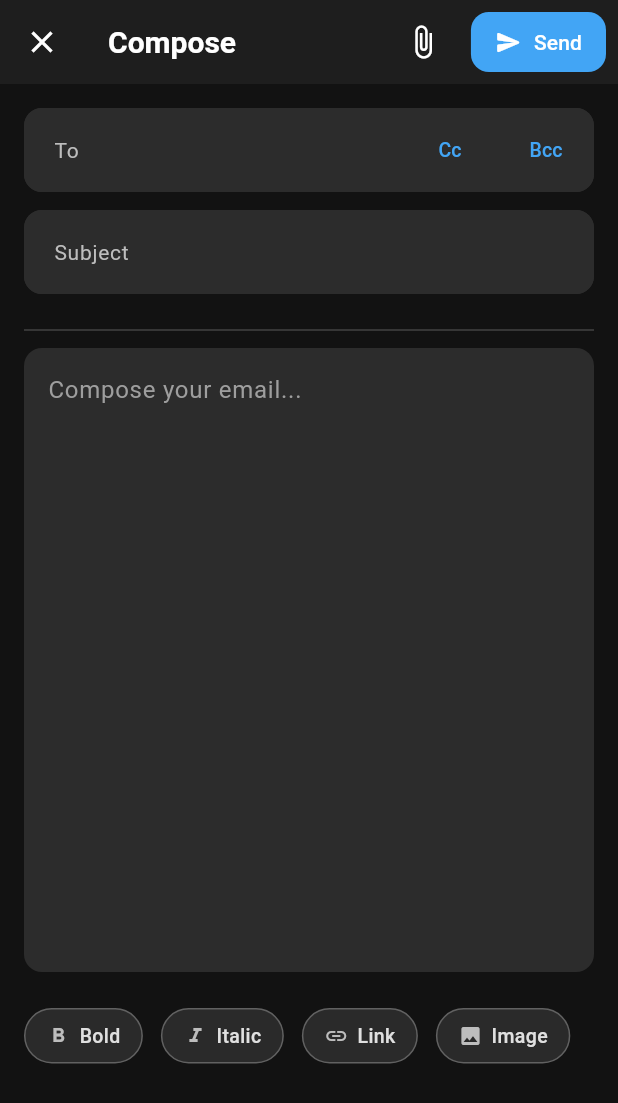
After one commit to sinancholakkal/email_app, a Flutter app: the EmailSenderScreen screen opened directly, on a phone screen of 412 x 824 dp. The commit adds this screen. Shown: the top 1103 px of the screen. Run offline on Flutter 3.47's test engine with Material 3 defaults, Android fonts, the phone set to English and light mode, and no system bars; our stand-ins replace bloc, firebase_auth, firebase_core, flutter_bloc, flutter_secure_storage, go_router and 2 more; accounts and stored records are empty.

Commit message:
Email sender ui just created

```diff
--- a/lib/constants/app_string.dart
+++ b/lib/constants/app_string.dart
@@ -1,4 +1,3 @@
-import 'package:flutter/material.dart';
 
 class AppString {
   static const String appName = 'Mail App';
--- a/lib/constants/app_theme.dart
+++ b/lib/constants/app_theme.dart
@@ -18,7 +18,6 @@ class AppTheme {
       primary: Colors.blue,
       secondary: Colors.blueAccent,
       surface: lightSurface,
-      background: lightBackground,
       error: Colors.red,
     ),
     scaffoldBackgroundColor: lightBackground,
@@ -72,9 +71,8 @@ class AppTheme {
       primary: Colors.blue[400]!,
       secondary: Colors.blueAccent[200]!,
       surface: darkSurface,
-      background: darkBackground,
       error: Colors.red[400]!,
-      surfaceVariant: darkSurfaceVariant,
+      surfaceContainerHighest: darkSurfaceVariant,
     ),
     scaffoldBackgroundColor: darkBackground,
     appBarTheme: const AppBarTheme(
--- a/lib/state/auth_bloc/auth_bloc.dart
+++ b/lib/state/auth_bloc/auth_bloc.dart
@@ -1,5 +1,4 @@
 import 'package:bloc/bloc.dart';
-import 'package:email_app/di/di.dart';
 import 'package:email_app/service/auth_service.dart';
 import 'package:email_app/service/token_service.dart';
 import 'package:meta/meta.dart';
--- /dev/null
+++ b/lib/view/email_sender_screen/email_sender_screen.dart
@@ -0,0 +1,516 @@
+import 'package:flutter/material.dart';
+
+class EmailSenderScreen extends StatefulWidget {
+  const EmailSenderScreen({super.key});
+
+  @override
+  State<EmailSenderScreen> createState() => _EmailSenderScreenState();
+}
+
+class _EmailSenderScreenState extends State<EmailSenderScreen> {
+  final _formKey = GlobalKey<FormState>();
+  final _toController = TextEditingController();
+  final _ccController = TextEditingController();
+  final _bccController = TextEditingController();
+  final _subjectController = TextEditingController();
+  final _bodyController = TextEditingController();
+
+  final _showCcNotifier = ValueNotifier<bool>(false);
+  final _showBccNotifier = ValueNotifier<bool>(false);
+  bool _isSending = false;
+
+  @override
+  void dispose() {
+    _showCcNotifier.dispose();
+    _showBccNotifier.dispose();
+    _toController.dispose();
+    _ccController.dispose();
+    _bccController.dispose();
+    _subjectController.dispose();
+    _bodyController.dispose();
+    super.dispose();
+  }
+
+  Future<void> _sendEmail() async {
+    if (_formKey.currentState!.validate()) {
+      setState(() {
+        _isSending = true;
+      });
+
+      // Simulate sending email
+      await Future.delayed(const Duration(seconds: 2));
+
+      if (mounted) {
+        setState(() {
+          _isSending = false;
+        });
+
+        ScaffoldMessenger.of(context).showSnackBar(
+          SnackBar(
+            content: const Row(
+              children: [
+                Icon(Icons.check_circle, color: Colors.white),
+                SizedBox(width: 12),
+                Text('Email sent successfully!'),
+              ],
+            ),
+            backgroundColor: Colors.green,
+            behavior: SnackBarBehavior.floating,
+            shape: RoundedRectangleBorder(
+              borderRadius: BorderRadius.circular(12),
+            ),
+          ),
+        );
+
+        Navigator.pop(context);
+      }
+    }
+  }
+
+  void _showDiscardDialog() {
+    if (_toController.text.isEmpty &&
+        _subjectController.text.isEmpty &&
+        _bodyController.text.isEmpty) {
+      Navigator.pop(context);
+      return;
+    }
+
+    showDialog(
+      context: context,
+      builder: (context) => AlertDialog(
+        shape: RoundedRectangleBorder(
+          borderRadius: BorderRadius.circular(12),
+        ),
+        title: const Text('Discard draft?'),
+        content: const Text(
+          'This email will not be saved and all changes will be lost.',
+        ),
+        actions: [
+          TextButton(
+            onPressed: () => Navigator.pop(context),
+            child: const Text('Cancel'),
+          ),
+          TextButton(
+            onPressed: () {
+              Navigator.pop(context); // Close dialog
+              Navigator.pop(context); // Close email sender screen
+            },
+            child: const Text(
+              'Discard',
+              style: TextStyle(color: Colors.red),
+            ),
+          ),
+        ],
+      ),
+    );
+  }
+
+  @override
+  Widget build(BuildContext context) {
+    final theme = Theme.of(context);
+    final isDark = theme.brightness == Brightness.dark;
+
+    return WillPopScope(
+      onWillPop: () async {
+        _showDiscardDialog();
+        return false;
+      },
+      child: Scaffold(
+        backgroundColor: theme.scaffoldBackgroundColor,
+        appBar: AppBar(
+          elevation: 0,
+          backgroundColor: theme.appBarTheme.backgroundColor,
+          leading: IconButton(
+            icon: Icon(Icons.close, color: theme.appBarTheme.foregroundColor),
+            onPressed: _showDiscardDialog,
+          ),
+          title: Text(
+            'Compose',
+            style: TextStyle(
+              color: theme.appBarTheme.foregroundColor,
+              fontSize: 20,
+              fontWeight: FontWeight.w600,
+            ),
+          ),
+          actions: [
+            if (_isSending)
+              const Padding(
+                padding: EdgeInsets.all(16.0),
+                child: SizedBox(
+                  width: 24,
+                  height: 24,
+                  child: CircularProgressIndicator(strokeWidth: 2),
+                ),
+              )
+            else
+              IconButton(
+                icon: Icon(Icons.attach_file, color: theme.appBarTheme.foregroundColor),
+                onPressed: () {
+                  ScaffoldMessenger.of(context).showSnackBar(
+                    SnackBar(
+                      content: const Text('Attachment feature coming soon'),
+                      behavior: SnackBarBehavior.floating,
+                      shape: RoundedRectangleBorder(
+                        borderRadius: BorderRadius.circular(12),
+                      ),
+                    ),
+                  );
+                },
+              ),
+            if (!_isSending)
+              Padding(
+                padding: const EdgeInsets.symmetric(horizontal: 8, vertical: 8),
+                child: ElevatedButton.icon(
+                  onPressed: _sendEmail,
+                  icon: const Icon(Icons.send_rounded, size: 18),
+                  label: const Text('Send'),
+                  style: ElevatedButton.styleFrom(
+                    elevation: 0,
+                    padding: const EdgeInsets.symmetric(horizontal: 16),
+                  ),
+                ),
+              ),
+          ],
+        ),
+        body: Form(
+          key: _formKey,
+          child: ListView(
+            padding: const EdgeInsets.all(16),
+            children: [
+               // To field
+               ValueListenableBuilder<bool>(
+                 valueListenable: _showCcNotifier,
+                 builder: (context, showCc, _) {
+                   return ValueListenableBuilder<bool>(
+                     valueListenable: _showBccNotifier,
+                     builder: (context, showBcc, _) {
+                       return _buildInputField(
+                         controller: _toController,
+                         label: 'To',
+                         hint: 'recipient@example.com',
+                         keyboardType: TextInputType.emailAddress,
+                         validator: (value) {
+                           if (value == null || value.isEmpty) {
+                             return 'Please enter recipient email';
+                           }
+                           if (!RegExp(r'^[\w-\.]+@([\w-]+\.)+[\w-]{2,4}$').hasMatch(value)) {
+                             return 'Please enter a valid email address';
+                           }
+                           return null;
+                         },
+                         isDark: isDark,
+                         suffixIcon: Row(
+                           mainAxisSize: MainAxisSize.min,
+                           children: [
+                             if (!showCc)
+                               TextButton(
+                                 onPressed: () => _showCcNotifier.value = true,
+                                 child: Text(
+                                   'Cc',
+                                   style: TextStyle(
+                                     fontSize: 13,
+                                     color: Colors.blue[400],
+                                   ),
+                                 ),
+                               ),
+                             if (!showBcc)
+                               TextButton(
+                                 onPressed: () => _showBccNotifier.value = true,
+                                 child: Text(
+                                   'Bcc',
+                                   style: TextStyle(
+                                     fontSize: 13,
+                                     color: Colors.blue[400],
+                                   ),
+                                 ),
+                               ),
+                           ],
+                         ),
+                       );
+                     },
+                   );
+                 },
+               ),
+
+               // Cc field (conditional)
+               ValueListenableBuilder<bool>(
+                 valueListenable: _showCcNotifier,
+                 builder: (context, showCc, _) {
+                   if (!showCc) return const SizedBox.shrink();
+                   return Column(
+                     children: [
+                       const SizedBox(height: 12),
+                       _buildInputField(
+                         controller: _ccController,
+                         label: 'Cc',
+                         hint: 'cc@example.com',
+                         keyboardType: TextInputType.emailAddress,
+                         isDark: isDark,
+                         suffixIcon: IconButton(
+                           icon: const Icon(Icons.close, size: 20),
+                           onPressed: () {
+                             _showCcNotifier.value = false;
+                             _ccController.clear();
+                           },
+                         ),
+                       ),
+                     ],
+                   );
+                 },
+               ),
+
+               // Bcc field (conditional)
+               ValueListenableBuilder<bool>(
+                 valueListenable: _showBccNotifier,
+                 builder: (context, showBcc, _) {
+                   if (!showBcc) return const SizedBox.shrink();
+                   return Column(
+                     children: [
+                       const SizedBox(height: 12),
+                       _buildInputField(
+                         controller: _bccController,
+                         label: 'Bcc',
+                         hint: 'bcc@example.com',
+                         keyboardType: TextInputType.emailAddress,
+                         isDark: isDark,
+                         suffixIcon: IconButton(
+                           icon: const Icon(Icons.close, size: 20),
+                           onPressed: () {
+                             _showBccNotifier.value = false;
+                             _bccController.clear();
+                           },
+                         ),
+                       ),
+                     ],
+                   );
+                 },
+               ),
+
+              const SizedBox(height: 12),
+
+              // Subject field
+              _buildInputField(
+                controller: _subjectController,
+                label: 'Subject',
+                hint: 'Email subject',
+                validator: (value) {
+                  if (value == null || value.isEmpty) {
+                    return 'Please enter subject';
+                  }
+                  return null;
+                },
+                isDark: isDark,
+              ),
+
+              const SizedBox(height: 12),
+
+              // Divider
+              Divider(
+                color: isDark ? Colors.grey[800] : Colors.grey[300],
+                height: 24,
+              ),
+
+               // Body field
+               Container(
+                 padding: const EdgeInsets.all(16),
+                 decoration: BoxDecoration(
+                   color: isDark
+                       ? const Color(0xFF2C2C2C)
+                       : Colors.grey[100],
+                   borderRadius: BorderRadius.circular(12),
+                 ),
+                 child: TextFormField(
+                   controller: _bodyController,
+                   maxLines: null,
+                   minLines: 16,
+                   keyboardType: TextInputType.multiline,
+                   style: TextStyle(
+                     fontSize: 16,
+                     color: isDark ? Colors.white : Colors.black87,
+                   ),
+                   decoration: InputDecoration(
+                     hintText: 'Compose your email...',
+                     hintStyle: TextStyle(
+                       color: isDark ? Colors.grey[500] : Colors.grey[400],
+                     ),
+                     border: InputBorder.none,
+                     enabledBorder: InputBorder.none,
+                     focusedBorder: InputBorder.none,
+                     errorBorder: InputBorder.none,
+                     focusedErrorBorder: InputBorder.none,
+                     contentPadding: EdgeInsets.zero,
+                     filled: false,
+                   ),
+                   validator: (value) {
+                     if (value == null || value.isEmpty) {
+                       return 'Please enter email content';
+                     }
+                     return null;
+                   },
+                 ),
+               ),
+
+              const SizedBox(height: 24),
+
+              // Additional options
+              Wrap(
+                spacing: 12,
+                runSpacing: 12,
+                children: [
+                  _buildOptionChip(
+                    context,
+                    icon: Icons.format_bold,
+                    label: 'Bold',
+                    onTap: () {},
+                    isDark: isDark,
+                  ),
+                  _buildOptionChip(
+                    context,
+                    icon: Icons.format_italic,
+                    label: 'Italic',
+                    onTap: () {},
+                    isDark: isDark,
+                  ),
+                  _buildOptionChip(
+                    context,
+                    icon: Icons.link,
+                    label: 'Link',
+                    onTap: () {},
+                    isDark: isDark,
+                  ),
+                  _buildOptionChip(
+                    context,
+                    icon: Icons.image,
+                    label: 'Image',
+                    onTap: () {},
+                    isDark: isDark,
+                  ),
+                ],
+              ),
+                ValueListenableBuilder(valueListenable: _showBccNotifier, builder:(context, value, child) {
+                  if(value){
+                    return SizedBox(height: 35,);
+                  }
+                  return const SizedBox.shrink();
+                }, ),
+              const SizedBox(height:  32),
+            ],
+          ),
+        ),
+      ),
+    );
+  }
+
+  Widget _buildInputField({
+    required TextEditingController controller,
+    required String label,
+    required String hint,
+    required bool isDark,
+    TextInputType? keyboardType,
+    String? Function(String?)? validator,
+    Widget? suffixIcon,
+  }) {
+    return Container(
+      decoration: BoxDecoration(
+        color: isDark ? const Color(0xFF2C2C2C) : Colors.grey[100],
+        borderRadius: BorderRadius.circular(12),
+      ),
+      child: TextFormField(
+        controller: controller,
+        keyboardType: keyboardType,
+        style: TextStyle(
+          fontSize: 16,
+          color: isDark ? Colors.white : Colors.black87,
+        ),
+        decoration: InputDecoration(
+          labelText: label,
+          hintText: hint,
+          labelStyle: TextStyle(
+            color: isDark ? Colors.grey[400] : Colors.grey[600],
+            fontSize: 14,
+          ),
+          hintStyle: TextStyle(
+            color: isDark ? Colors.grey[600] : Colors.grey[400],
+          ),
+          border: OutlineInputBorder(
+            borderRadius: BorderRadius.circular(12),
+            borderSide: BorderSide.none,
+          ),
+          focusedBorder: OutlineInputBorder(
+            borderRadius: BorderRadius.circular(12),
+            borderSide: BorderSide(color: Colors.blue[400]!, width: 2),
+          ),
+          errorBorder: OutlineInputBorder(
+            borderRadius: BorderRadius.circular(12),
+            borderSide: const BorderSide(color: Colors.red, width: 2),
+          ),
+          focusedErrorBorder: OutlineInputBorder(
+            borderRadius: BorderRadius.circular(12),
+            borderSide: const BorderSide(color: Colors.red, width: 2),
+          ),
+          filled: true,
+          fillColor: isDark ? const Color(0xFF2C2C2C) : Colors.grey[100],
+          contentPadding: const EdgeInsets.symmetric(horizontal: 16, vertical: 16),
+          suffixIcon: suffixIcon,
+        ),
+        validator: validator,
+      ),
+    );
+  }
+
+  Widget _buildOptionChip(
+    BuildContext context, {
+    required IconData icon,
+    required String label,
+    required VoidCallback onTap,
+    required bool isDark,
+  }) {
+    return InkWell(
+      onTap: () {
+        ScaffoldMessenger.of(context).showSnackBar(
+          SnackBar(
+            content: Text('$label formatting coming soon'),
+            behavior: SnackBarBehavior.floating,
+            duration: const Duration(seconds: 1),
+            shape: RoundedRectangleBorder(
+              borderRadius: BorderRadius.circular(12),
+            ),
+          ),
+        );
+      },
+      borderRadius: BorderRadius.circular(20),
+      child: Container(
+        padding: const EdgeInsets.symmetric(horizontal: 14, vertical: 8),
+        decoration: BoxDecoration(
+          color: isDark
+              ? Colors.grey[800]!.withOpacity(0.5)
+              : Colors.grey[200],
+          borderRadius: BorderRadius.circular(20),
+          border: Border.all(
+            color: isDark ? Colors.grey[700]! : Colors.grey[300]!,
+            width: 1,
+          ),
+        ),
+        child: Row(
+          mainAxisSize: MainAxisSize.min,
+          children: [
+            Icon(
+              icon,
+              size: 16,
+              color: isDark ? Colors.grey[400] : Colors.grey[700],
+            ),
+            const SizedBox(width: 6),
+            Text(
+              label,
+              style: TextStyle(
+                fontSize: 13,
+                fontWeight: FontWeight.w500,
+                color: isDark ? Colors.grey[300] : Colors.grey[700],
+              ),
+            ),
+          ],
+        ),
+      ),
+    );
+  }
+}
--- a/lib/view/home_screen/home_screen.dart
+++ b/lib/view/home_screen/home_screen.dart
@@ -1,7 +1,6 @@
 import 'dart:developer';
 
 import 'package:email_app/model/email_model.dart';
-import 'package:email_app/service/email_service.dart';
 import 'package:email_app/state/auth_bloc/auth_bloc.dart';
 import 'package:email_app/state/email_bloc/email_bloc.dart';
 import 'package:email_app/view/home_screen/widgets/build_emai_card.dart';
--- a/lib/view/splash_screen/splash_screen.dart
+++ b/lib/view/splash_screen/splash_screen.dart
@@ -1,4 +1,3 @@
-import 'package:email_app/di/di.dart';
 import 'package:email_app/service/auth_service.dart';
 import 'package:flutter/material.dart';
 import 'package:go_router/go_router.dart';
```
Also changed, not shown: lib/view/tab/tabs.dart (+2 -57 lines).
